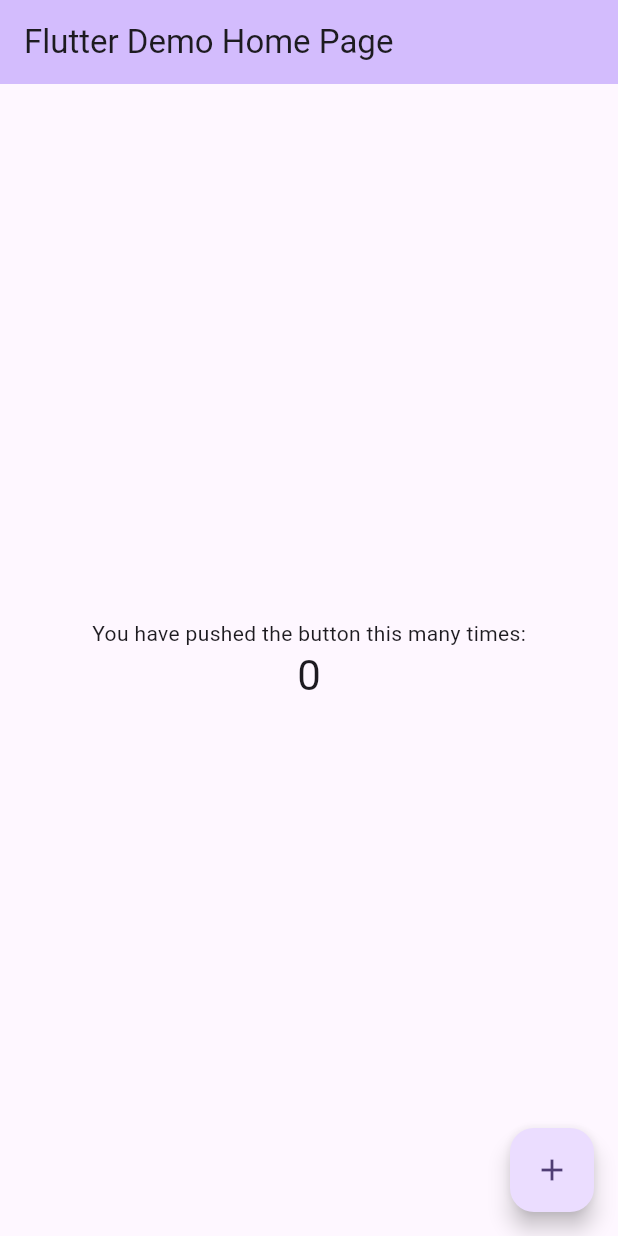
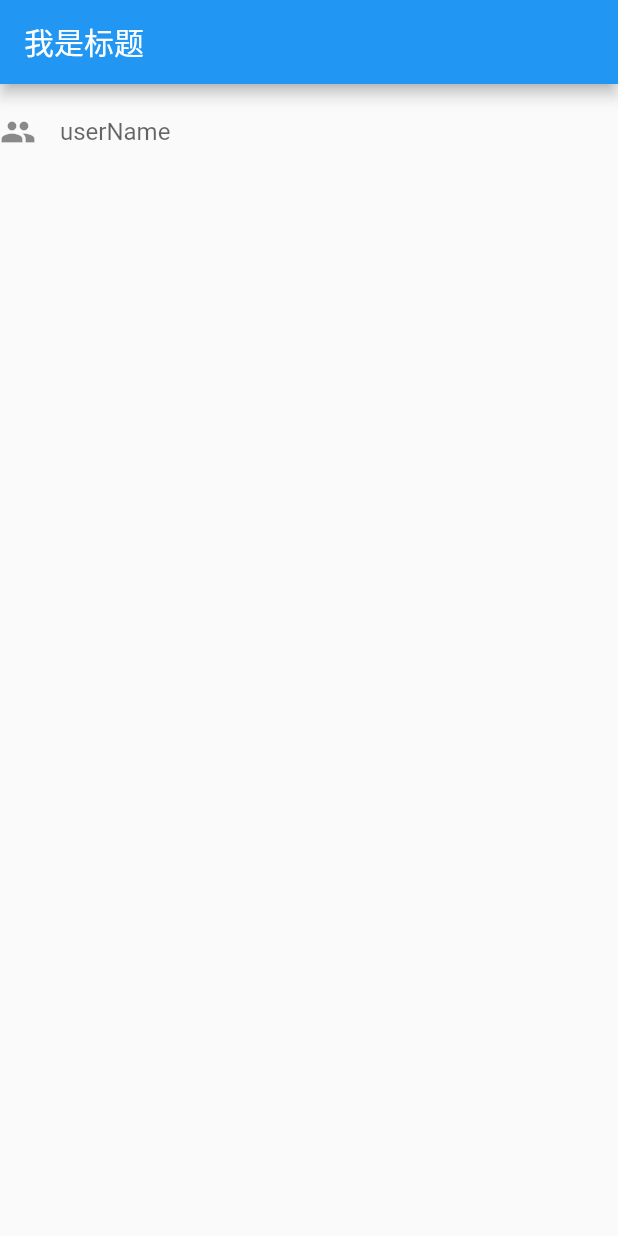
Before and after one commit to Sundyyer/flutterCode, a Flutter app: the screen it shows after launch, on a phone screen of 412 x 824 dp. Run offline on Flutter 3.47's test engine with Material 2 defaults, Android fonts, the phone set to English and light mode, and no system bars.

Commit message:
初始化一个textfield并监听事件

```diff
--- a/flutter_demo/lib/main.dart
+++ b/flutter_demo/lib/main.dart
@@ -1,125 +1,69 @@
 import 'package:flutter/material.dart';
 
 void main() {
-  runApp(const MyApp());
+  runApp(MyApp());
 }
 
 class MyApp extends StatelessWidget {
-  const MyApp({super.key});
 
   // This widget is the root of your application.
   @override
   Widget build(BuildContext context) {
     return MaterialApp(
-      title: 'Flutter Demo',
-      theme: ThemeData(
-        // This is the theme of your application.
-        //
-        // TRY THIS: Try running your application with "flutter run". You'll see
-        // the application has a blue toolbar. Then, without quitting the app,
-        // try changing the seedColor in the colorScheme below to Colors.green
-        // and then invoke "hot reload" (save your changes or press the "hot
-        // reload" button in a Flutter-supported IDE, or press "r" if you used
-        // the command line to start the app).
-        //
-        // Notice that the counter didn't reset back to zero; the application
-        // state is not lost during the reload. To reset the state, use hot
-        // restart instead.
-        //
-        // This works for code too, not just values: Most code changes can be
-        // tested with just a hot reload.
-        colorScheme: ColorScheme.fromSeed(seedColor: Colors.deepPurple),
-        useMaterial3: true,
-      ),
-      home: const MyHomePage(title: 'Flutter Demo Home Page'),
+      title: 'Button Demo',
+      home:  MyHomePage(),
     );
   }
 }
 
-class MyHomePage extends StatefulWidget {
-  const MyHomePage({super.key, required this.title});
+class MyHomePage extends StatelessWidget {
+  @override
+  Widget build(BuildContext context) {
+    return Scaffold(
+      appBar: AppBar(
+        title: Text("我是标题"),
+      ),
+      body: TextFieldDemo(),
+    );
+  }
+}
 
-  // This widget is the home page of your application. It is stateful, meaning
-  // that it has a State object (defined below) that contains fields that affect
-  // how it looks.
-
-  // This class is the configuration for the state. It holds the values (in this
-  // case the title) provided by the parent (in this case the App widget) and
-  // used by the build method of the State. Fields in a Widget subclass are
-  // always marked "final".
-
-  final String title;
+class TextFieldDemo extends StatefulWidget {
 
   @override
-  State<MyHomePage> createState() => _MyHomePageState();
+  State<StatefulWidget> createState() => _TextFieldDemoState();
 }
 
-class _MyHomePageState extends State<MyHomePage> {
-  int _counter = 0;
+class _TextFieldDemoState extends State<TextFieldDemo> {
 
-  void _incrementCounter() {
-    setState(() {
-      // This call to setState tells the Flutter framework that something has
-      // changed in this State, which causes it to rerun the build method below
-      // so that the display can reflect the updated values. If we changed
-      // _counter without calling setState(), then the build method would not be
-      // called again, and so nothing would appear to happen.
-      _counter++;
+  final textEditController = TextEditingController();
+
+  @override
+  void initState() {
+    super.initState();
+        textEditController.text = "hello world";
+    textEditController.addListener(() {
+      print("textEditController:${textEditController.text}");
     });
   }
 
   @override
   Widget build(BuildContext context) {
-    // This method is rerun every time setState is called, for instance as done
-    // by the _incrementCounter method above.
-    //
-    // The Flutter framework has been optimized to make rerunning build methods
-    // fast, so that you can just rebuild anything that needs updating rather
-    // than having to individually change instances of widgets.
-    return Scaffold(
-      appBar: AppBar(
-        // TRY THIS: Try changing the color here to a specific color (to
-        // Colors.amber, perhaps?) and trigger a hot reload to see the AppBar
-        // change color while the other colors stay the same.
-        backgroundColor: Theme.of(context).colorScheme.inversePrimary,
-        // Here we take the value from the MyHomePage object that was created by
-        // the App.build method, and use it to set our appbar title.
-        title: Text(widget.title),
+    return TextField(
+      decoration: InputDecoration(
+        icon: Icon(Icons.people),
+        labelText: "userName",
+        hintText: "请输入用户名",
+        border: InputBorder.none,
       ),
-      body: Center(
-        // Center is a layout widget. It takes a single child and positions it
-        // in the middle of the parent.
-        child: Column(
-          // Column is also a layout widget. It takes a list of children and
-          // arranges them vertically. By default, it sizes itself to fit its
-          // children horizontally, and tries to be as tall as its parent.
-          //
-          // Column has various properties to control how it sizes itself and
-          // how it positions its children. Here we use mainAxisAlignment to
-          // center the children vertically; the main axis here is the vertical
-          // axis because Columns are vertical (the cross axis would be
-          // horizontal).
-          //
-          // TRY THIS: Invoke "debug painting" (choose the "Toggle Debug Paint"
-          // action in the IDE, or press "p" in the console), to see the
-          // wireframe for each widget.
-          mainAxisAlignment: MainAxisAlignment.center,
-          children: <Widget>[
-            const Text(
-              'You have pushed the button this many times:',
-            ),
-            Text(
-              '$_counter',
-              style: Theme.of(context).textTheme.headlineMedium,
-            ),
-          ],
-        ),
-      ),
-      floatingActionButton: FloatingActionButton(
-        onPressed: _incrementCounter,
-        tooltip: 'Increment',
-        child: const Icon(Icons.add),
-      ), // This trailing comma makes auto-formatting nicer for build methods.
+      //事件监听
+      onChanged: (value) {
+        print("onChanged：$value");
+      },
+      //键盘的提交按钮
+      onSubmitted: (value) {
+        print("onSubmitted:$value");
+      },
     );
   }
 }
```
